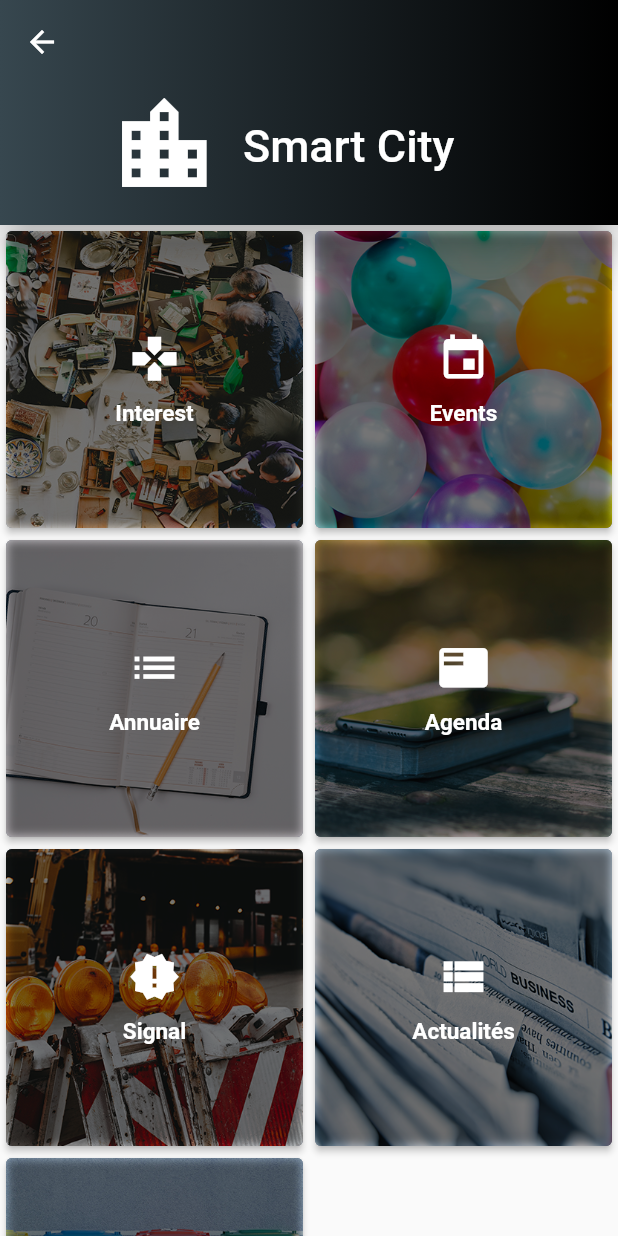
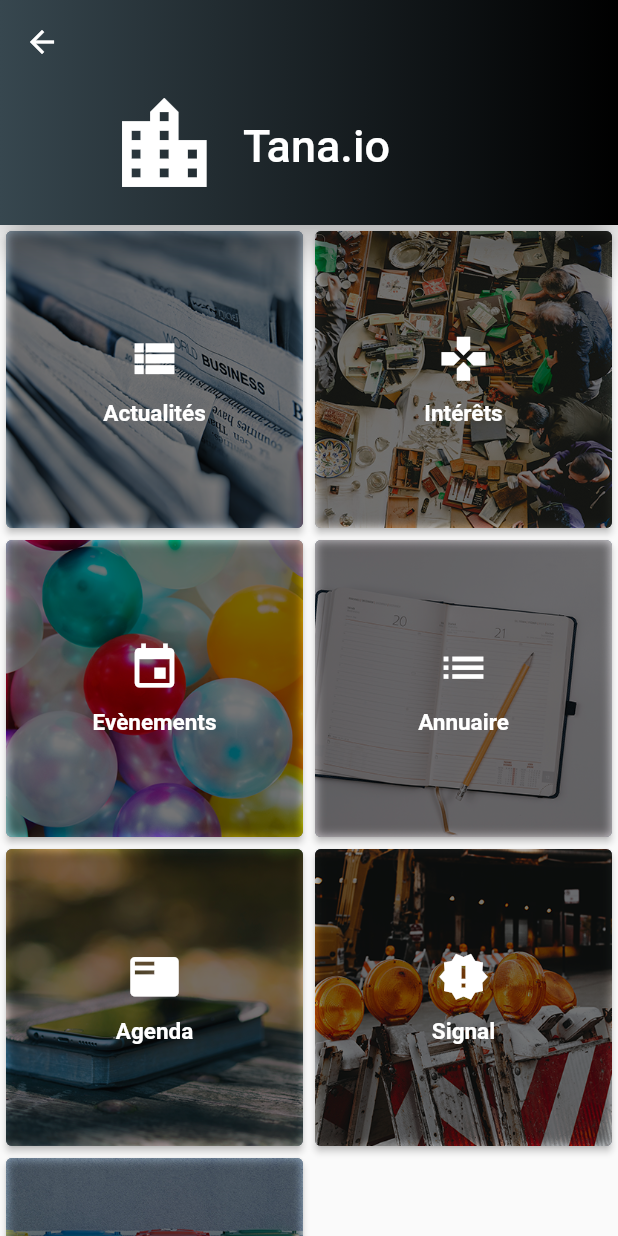
Before and after one commit to teamdown/smartcityapp, a Flutter app: the HomePage screen opened directly, on a phone screen of 412 x 824 dp. Run offline on Flutter 3.47's test engine with Material 2 defaults, Android fonts, the phone set to English and light mode, and no system bars; our stand-ins replace faker, font_awesome_flutter, google_maps_flutter.

Commit message:
Update menu name

```diff
--- a/lib/logic/viewmodel/menu_view_model.dart
+++ b/lib/logic/viewmodel/menu_view_model.dart
@@ -10,14 +10,21 @@ class MenuViewModel {
   getMenuItems() {
     return menuItems = <Menu>[
       Menu(
-        title: "Interest",
+        title: "Actualités",
+        menuColor: Color(0xff7f5741),
+        icon: Icons.view_list,
+        image: UIData.news,
+        link: "Timeline",
+      ),
+      Menu(
+        title: "Intérêts",
         menuColor: Colors.white,
         icon: Icons.games,
         image: UIData.interest,
         link: "Tourist Reception",
       ),
       Menu(
-        title: "Events",
+        title: "Evènements",
         menuColor: Colors.white,
         icon: Icons.event,
         image: UIData.events,
@@ -45,13 +52,6 @@ class MenuViewModel {
         link: "Signal",
       ),
       Menu(
-        title: "Actualités",
-        menuColor: Color(0xff7f5741),
-        icon: Icons.view_list,
-        image: UIData.news,
-        link: "Timeline",
-      ),
-      Menu(
         title: "Recyclage",
         menuColor: Color(0xff7f5741),
         icon: Icons.cached,
--- a/lib/utils/uidata.dart
+++ b/lib/utils/uidata.dart
@@ -23,7 +23,7 @@ class UIData {
   static const String dashboardTwoRoute = "/Dashboard 2";
 
   //strings
-  static const String appName = "Smart City";
+  static const String appName = "Tana.io";
 
   //fonts
   static const String quickFont = "Quicksand";
```
